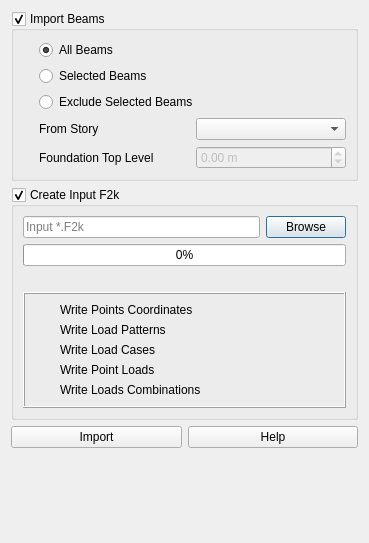
Above: safe/punch/Resources/ui/etabs_panel.ui from ebrahimraeyat/OSAFE before the change. Below: the same form after it.
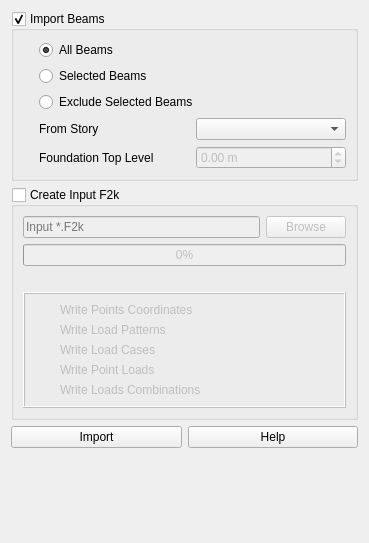
That is the form after the change. Icons and pictures are not drawn.

```diff
--- a/safe/punch/Resources/ui/etabs_panel.ui
+++ b/safe/punch/Resources/ui/etabs_panel.ui
@@ -120,6 +120,9 @@
      <property name="checkable">
       <bool>true</bool>
      </property>
+     <property name="checked">
+      <bool>false</bool>
+     </property>
      <layout class="QVBoxLayout" name="verticalLayout">
       <item>
        <layout class="QHBoxLayout" name="horizontalLayout">
```
